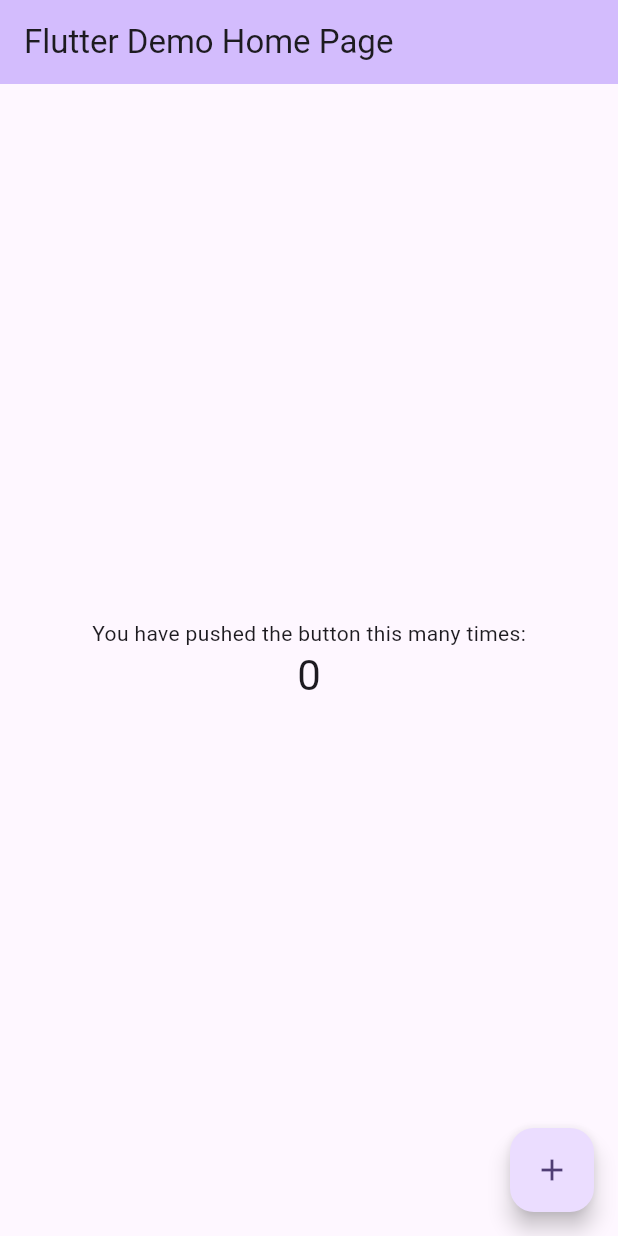
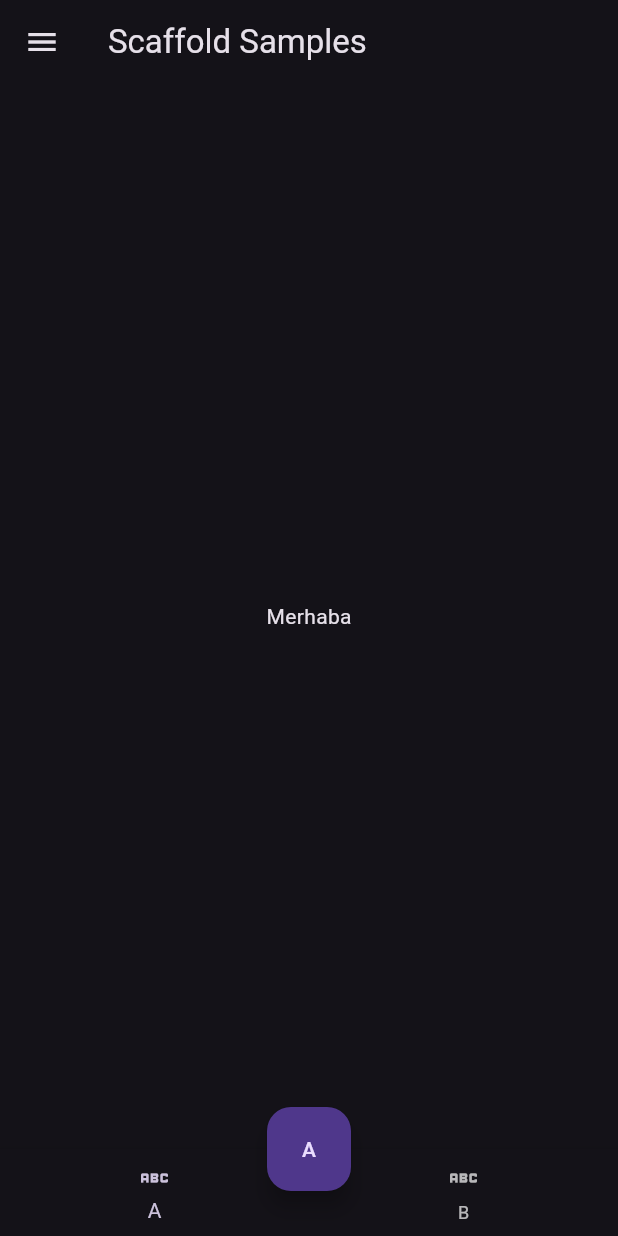
Before and after one commit to AzizeDirilik/Flutter-Full-Learn, a Flutter app: the screen it shows after launch, on a phone screen of 412 x 824 dp. Run offline on Flutter 3.47's test engine with Material 3 defaults, Android fonts, the light colour scheme and no system bars.

Commit message:
Scaffolding and drawer structures added

```diff
--- /dev/null
+++ b/lib/101/scaffold_learn.dart
@@ -0,0 +1,29 @@
+import 'package:flutter/material.dart';
+
+class ScafflodLearnView extends StatelessWidget {
+  const ScafflodLearnView({super.key});
+
+  @override
+  Widget build(BuildContext context) {
+    return Scaffold(
+      appBar: AppBar(title: const Text('Scaffold Samples')),
+      body: const Center(child: Text('Merhaba')),
+      floatingActionButton: FloatingActionButton(
+        child: const Text('A'),
+        onPressed: () {
+          showModalBottomSheet(
+              context: context,
+              builder: (context) => Container(
+                    height: 200,
+                  ));
+        },
+      ),
+      floatingActionButtonLocation: FloatingActionButtonLocation.centerDocked,
+      drawer: const Drawer(),
+      bottomNavigationBar: BottomNavigationBar(items: const [
+        BottomNavigationBarItem(icon: Icon(Icons.abc_outlined), label: 'A'),
+        BottomNavigationBarItem(icon: Icon(Icons.abc_outlined), label: 'B'),
+      ]),
+    );
+  }
+}
--- a/lib/main.dart
+++ b/lib/main.dart
@@ -1,4 +1,5 @@
 import 'package:flutter/material.dart';
+import 'package:flutter_101/101/scaffold_learn.dart';
 
 void main() {
   runApp(const MyApp());
@@ -12,114 +13,10 @@
   Widget build(BuildContext context) {
     return MaterialApp(
       title: 'Flutter Demo',
-      theme: ThemeData(
-        // This is the theme of your application.
-        //
-        // TRY THIS: Try running your application with "flutter run". You'll see
-        // the application has a purple toolbar. Then, without quitting the app,
-        // try changing the seedColor in the colorScheme below to Colors.green
-        // and then invoke "hot reload" (save your changes or press the "hot
-        // reload" button in a Flutter-supported IDE, or press "r" if you used
-        // the command line to start the app).
-        //
-        // Notice that the counter didn't reset back to zero; the application
-        // state is not lost during the reload. To reset the state, use hot
-        // restart instead.
-        //
-        // This works for code too, not just values: Most code changes can be
-        // tested with just a hot reload.
-        colorScheme: ColorScheme.fromSeed(seedColor: Colors.deepPurple),
-        useMaterial3: true,
-      ),
-      home: const MyHomePage(title: 'Flutter Demo Home Page'),
+
+      debugShowCheckedModeBanner: false,
+      theme: ThemeData.dark(),
+      home: const ScafflodLearnView(),
     );
   }
 }
-
-class MyHomePage extends StatefulWidget {
-  const MyHomePage({super.key, required this.title});
-
-  // This widget is the home page of your application. It is stateful, meaning
-  // that it has a State object (defined below) that contains fields that affect
-  // how it looks.
-
-  // This class is the configuration for the state. It holds the values (in this
-  // case the title) provided by the parent (in this case the App widget) and
-  // used by the build method of the State. Fields in a Widget subclass are
-  // always marked "final".
-
-  final String title;
-
-  @override
-  State<MyHomePage> createState() => _MyHomePageState();
-}
-
-class _MyHomePageState extends State<MyHomePage> {
-  int _counter = 0;
-
-  void _incrementCounter() {
-    setState(() {
-      // This call to setState tells the Flutter framework that something has
-      // changed in this State, which causes it to rerun the build method below
-      // so that the display can reflect the updated values. If we changed
-      // _counter without calling setState(), then the build method would not be
-      // called again, and so nothing would appear to happen.
-      _counter++;
-    });
-  }
-
-  @override
-  Widget build(BuildContext context) {
-    // This method is rerun every time setState is called, for instance as done
-    // by the _incrementCounter method above.
-    //
-    // The Flutter framework has been optimized to make rerunning build methods
-    // fast, so that you can just rebuild anything that needs updating rather
-    // than having to individually change instances of widgets.
-    return Scaffold(
-      appBar: AppBar(
-        // TRY THIS: Try changing the color here to a specific color (to
-        // Colors.amber, perhaps?) and trigger a hot reload to see the AppBar
-        // change color while the other colors stay the same.
-        backgroundColor: Theme.of(context).colorScheme.inversePrimary,
-        // Here we take the value from the MyHomePage object that was created by
-        // the App.build method, and use it to set our appbar title.
-        title: Text(widget.title),
-      ),
-      body: Center(
-        // Center is a layout widget. It takes a single child and positions it
-        // in the middle of the parent.
-        child: Column(
-          // Column is also a layout widget. It takes a list of children and
-          // arranges them vertically. By default, it sizes itself to fit its
-          // children horizontally, and tries to be as tall as its parent.
-          //
-          // Column has various properties to control how it sizes itself and
-          // how it positions its children. Here we use mainAxisAlignment to
-          // center the children vertically; the main axis here is the vertical
-          // axis because Columns are vertical (the cross axis would be
-          // horizontal).
-          //
-          // TRY THIS: Invoke "debug painting" (choose the "Toggle Debug Paint"
-          // action in the IDE, or press "p" in the console), to see the
-          // wireframe for each widget.
-          mainAxisAlignment: MainAxisAlignment.center,
-          children: <Widget>[
-            const Text(
-              'You have pushed the button this many times:',
-            ),
-            Text(
-              '$_counter',
-              style: Theme.of(context).textTheme.headlineMedium,
-            ),
-          ],
-        ),
-      ),
-      floatingActionButton: FloatingActionButton(
-        onPressed: _incrementCounter,
-        tooltip: 'Increment',
-        child: const Icon(Icons.add),
-      ), // This trailing comma makes auto-formatting nicer for build methods.
-    );
-  }
-}
```
Also changed, not shown: lib/101/container_sized_box_learn.dart (added, +42 -0 lines), lib/101/text_learn_view.dart (added, +58 -0 lines).
